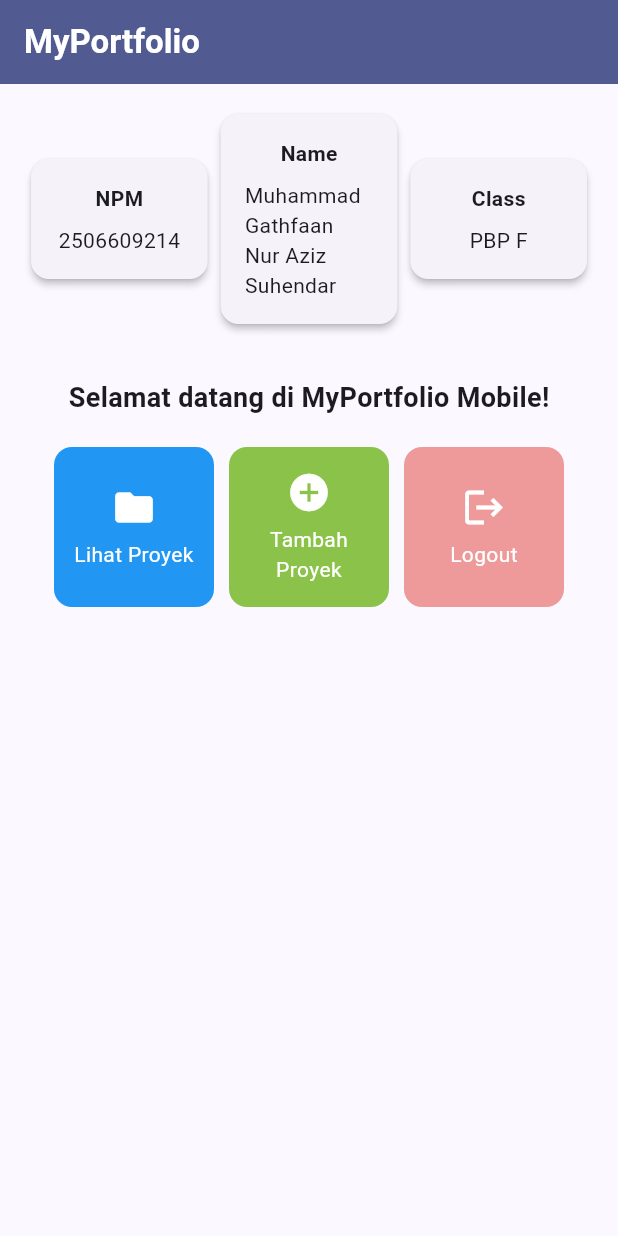
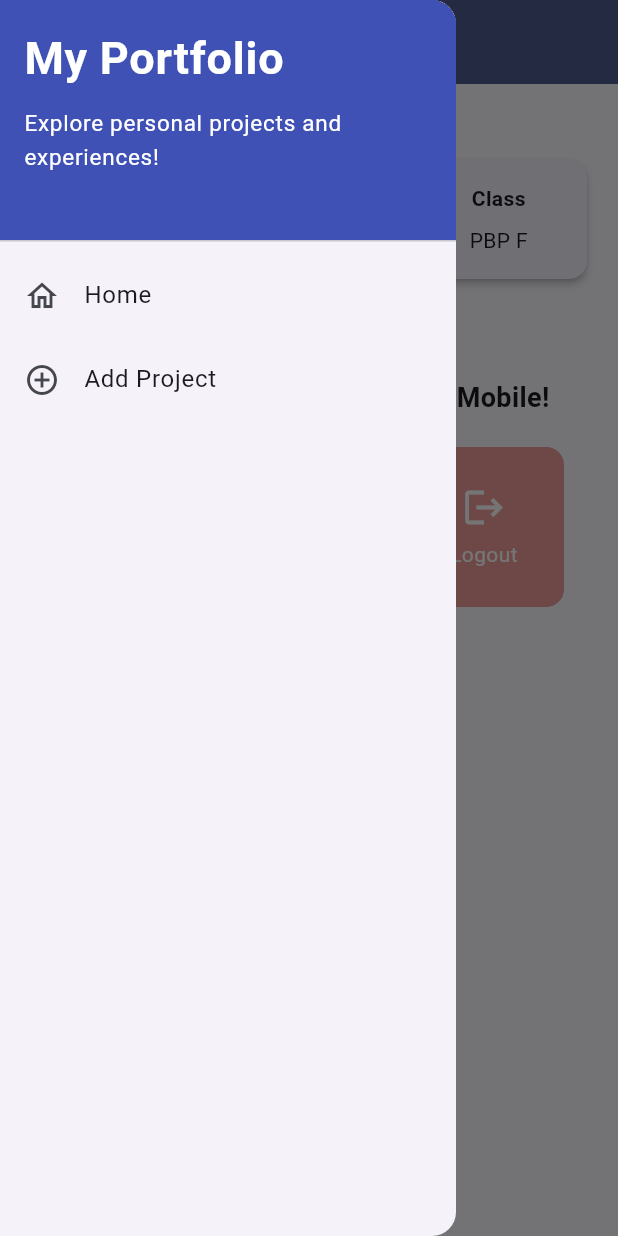
Before and after one commit to fandar25/myportofolio_mobile, a Flutter app: the screen it shows after launch, with the side drawer open (before the commit the screen has no drawer), on a phone screen of 412 x 824 dp. Run offline on Flutter 3.47's test engine with Material 3 defaults, Android fonts, the phone set to English and light mode, and no system bars; our stand-ins replace material_ui.

Commit message:
Tutorial 9

```diff
--- a/lib/main.dart
+++ b/lib/main.dart
@@ -1,5 +1,5 @@
-import 'package:flutter/material.dart';
-import 'package:myportofolio_mobile/menu.dart';
+import 'package:material_ui/material_ui.dart';
+import 'package:myportofolio_mobile/screens/menu.dart';
 
 void main() {
   runApp(const MyApp());
--- a/lib/menu.dart
+++ b/lib/screens/menu.dart
@@ -1,4 +1,6 @@
-import 'package:flutter/material.dart';
+import 'package:material_ui/material_ui.dart';
+import 'package:myportofolio_mobile/widgets/left_drawer.dart';
+import 'package:myportofolio_mobile/widgets/project_card.dart';
 
 class MyHomePage extends StatelessWidget {
   MyHomePage({super.key});
@@ -15,26 +17,21 @@ class MyHomePage extends StatelessWidget {
 
   @override
   Widget build(BuildContext context) {
-    // Scaffold menyediakan struktur visual dasar halaman (AppBar, Body, SnackBar).
     return Scaffold(
-      // AppBar menampilkan bar bagian atas halaman aplikasi.
       appBar: AppBar(
         title: const Text(
           'MyPortfolio',
-          style: TextStyle(
-            color: Colors.white,
-            fontWeight: FontWeight.bold,
-          ),
+          style: TextStyle(color: Colors.white, fontWeight: FontWeight.bold),
         ),
         backgroundColor: Theme.of(context).colorScheme.primary,
+        iconTheme: const IconThemeData(color: Colors.white),
       ),
-      // Body halaman utama dengan padding di sekelilingnya.
+      drawer: const LeftDrawer(),
       body: Padding(
         padding: const EdgeInsets.all(16.0),
         child: Column(
           crossAxisAlignment: CrossAxisAlignment.center,
           children: [
-            // Baris horizontal untuk menampilkan 3 InfoCard secara sejajar.
             Row(
               mainAxisAlignment: MainAxisAlignment.spaceEvenly,
               children: [
@@ -43,10 +40,7 @@ class MyHomePage extends StatelessWidget {
                 InfoCard(title: 'Class', content: kelas),
               ],
             ),
-
             const SizedBox(height: 16.0),
-
-            // Bagian tengah: pesan sambutan dan kisi tombol menu portofolio.
             Center(
               child: Column(
                 children: [
@@ -60,19 +54,14 @@ class MyHomePage extends StatelessWidget {
                       ),
                     ),
                   ),
-
-                  // GridView menampilkan kartu tombol dalam tata letak kisi 3 kolom.
                   GridView.count(
                     primary: true,
                     padding: const EdgeInsets.all(20),
                     crossAxisSpacing: 10,
                     mainAxisSpacing: 10,
                     crossAxisCount: 3,
-                    // shrinkWrap agar ukuran kisi menyesuaikan tinggi konten anak.
                     shrinkWrap: true,
-                    children: items.map((ItemHomepage item) {
-                      return ItemCard(item);
-                    }).toList(),
+                    children: items.map((item) => ItemCard(item)).toList(),
                   ),
                 ],
               ),
@@ -85,7 +74,6 @@ class MyHomePage extends StatelessWidget {
 }
 
 class InfoCard extends StatelessWidget {
-  // Kartu informasi yang menampilkan judul (title) dan isi (content).
   final String title;
   final String content;
 
@@ -94,19 +82,13 @@ class InfoCard extends StatelessWidget {
   @override
   Widget build(BuildContext context) {
     return Card(
-      // Memberikan efek bayangan kartu elevasi 2 unit.
       elevation: 2.0,
       child: Container(
-        // Menyesuaikan lebar kartu dengan proporsi layar (dibagi 3.5).
         width: MediaQuery.of(context).size.width / 3.5,
         padding: const EdgeInsets.all(16.0),
-        // Menyusun teks title dan content secara vertikal.
         child: Column(
           children: [
-            Text(
-              title,
-              style: const TextStyle(fontWeight: FontWeight.bold),
-            ),
+            Text(title, style: const TextStyle(fontWeight: FontWeight.bold)),
             const SizedBox(height: 8.0),
             Text(content),
           ],
@@ -123,50 +105,3 @@ class ItemHomepage {
 
   ItemHomepage(this.name, this.icon, this.color);
 }
-
-class ItemCard extends StatelessWidget {
-  final ItemHomepage item;
-
-  const ItemCard(this.item, {super.key});
-
-  @override
-  Widget build(BuildContext context) {
-    return Material(
-      // Menggunakan warna sekunder dari skema tema aplikasi.
-      color: item.color,
-      borderRadius: BorderRadius.circular(12),
-      child: InkWell(
-        // Aksi ketika kartu ditekan oleh pengguna.
-        onTap: () {
-          // Menampilkan SnackBar dengan pesan interaktif.
-          ScaffoldMessenger.of(context)
-            ..hideCurrentSnackBar()
-            ..showSnackBar(
-              SnackBar(content: Text("Kamu telah menekan tombol ${item.name}!"))
-            );
-        },
-        child: Container(
-          padding: const EdgeInsets.all(8),
-          child: Center(
-            child: Column(
-              mainAxisAlignment: MainAxisAlignment.center,
-              children: [
-                Icon(
-                  item.icon,
-                  color: Colors.white,
-                  size: 30.0,
-                ),
-                const Padding(padding: EdgeInsets.all(3)),
-                Text(
-                  item.name,
-                  textAlign: TextAlign.center,
-                  style: const TextStyle(color: Colors.white),
-                ),
-              ],
-            ),
-          ),
-        ),
-      ),
-    );
-  }
-}
--- /dev/null
+++ b/lib/widgets/left_drawer.dart
@@ -0,0 +1,60 @@
+import 'package:material_ui/material_ui.dart';
+import 'package:myportofolio_mobile/screens/menu.dart';
+import 'package:myportofolio_mobile/screens/project_form.dart';
+
+class LeftDrawer extends StatelessWidget {
+  const LeftDrawer({super.key});
+
+  @override
+  Widget build(BuildContext context) {
+    return Drawer(
+      child: ListView(
+        children: [
+          const DrawerHeader(
+            decoration: BoxDecoration(color: Colors.indigo),
+            child: Column(
+              crossAxisAlignment: CrossAxisAlignment.start,
+              children: [
+                Text(
+                  'My Portfolio',
+                  style: TextStyle(
+                    fontSize: 30,
+                    fontWeight: FontWeight.bold,
+                    color: Colors.white,
+                  ),
+                ),
+                SizedBox(height: 10),
+                Text(
+                  'Explore personal projects and experiences!',
+                  style: TextStyle(fontSize: 15, color: Colors.white),
+                ),
+              ],
+            ),
+          ),
+          ListTile(
+            leading: const Icon(Icons.home_outlined),
+            title: const Text('Home'),
+            onTap: () {
+              Navigator.pushReplacement(
+                context,
+                MaterialPageRoute(builder: (context) => MyHomePage()),
+              );
+            },
+          ),
+          ListTile(
+            leading: const Icon(Icons.add_circle_outline),
+            title: const Text('Add Project'),
+            onTap: () {
+              Navigator.pushReplacement(
+                context,
+                MaterialPageRoute(
+                  builder: (context) => const ProjectFormPage(),
+                ),
+              );
+            },
+          ),
+        ],
+      ),
+    );
+  }
+}
--- /dev/null
+++ b/lib/widgets/project_card.dart
@@ -0,0 +1,52 @@
+import 'package:material_ui/material_ui.dart';
+import 'package:myportofolio_mobile/screens/menu.dart';
+import 'package:myportofolio_mobile/screens/project_form.dart';
+
+class ItemCard extends StatelessWidget {
+  final ItemHomepage item;
+
+  const ItemCard(this.item, {super.key});
+
+  @override
+  Widget build(BuildContext context) {
+    return Material(
+      color: item.color,
+      borderRadius: BorderRadius.circular(12),
+      child: InkWell(
+        onTap: () {
+          ScaffoldMessenger.of(context)
+            ..hideCurrentSnackBar()
+            ..showSnackBar(
+              SnackBar(
+                content: Text("Kamu telah menekan tombol ${item.name}!"),
+              ),
+            );
+
+          if (item.name == "Tambah Proyek") {
+            Navigator.push(
+              context,
+              MaterialPageRoute(builder: (context) => const ProjectFormPage()),
+            );
+          }
+        },
+        child: Container(
+          padding: const EdgeInsets.all(8),
+          child: Center(
+            child: Column(
+              mainAxisAlignment: MainAxisAlignment.center,
+              children: [
+                Icon(item.icon, color: Colors.white, size: 30.0),
+                const Padding(padding: EdgeInsets.all(3)),
+                Text(
+                  item.name,
+                  textAlign: TextAlign.center,
+                  style: const TextStyle(color: Colors.white),
+                ),
+              ],
+            ),
+          ),
+        ),
+      ),
+    );
+  }
+}
--- a/pubspec.yaml
+++ b/pubspec.yaml
@@ -30,6 +30,7 @@ environment:
 dependencies:
   flutter:
     sdk: flutter
+  material_ui: ^1.11.1
 
   # The following adds the Cupertino Icons font to your application.
   # Use with the CupertinoIcons class for iOS style icons.
```
Also changed, not shown: lib/screens/project_form.dart (added, +209 -0 lines), pubspec.lock, 2 other files.
